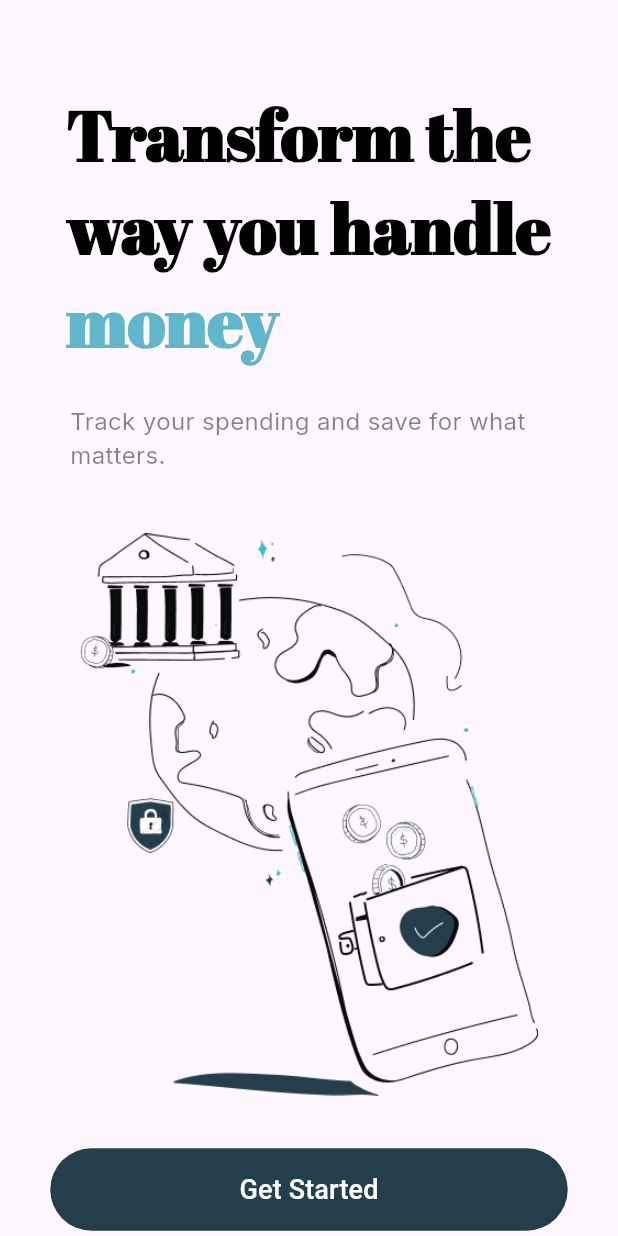
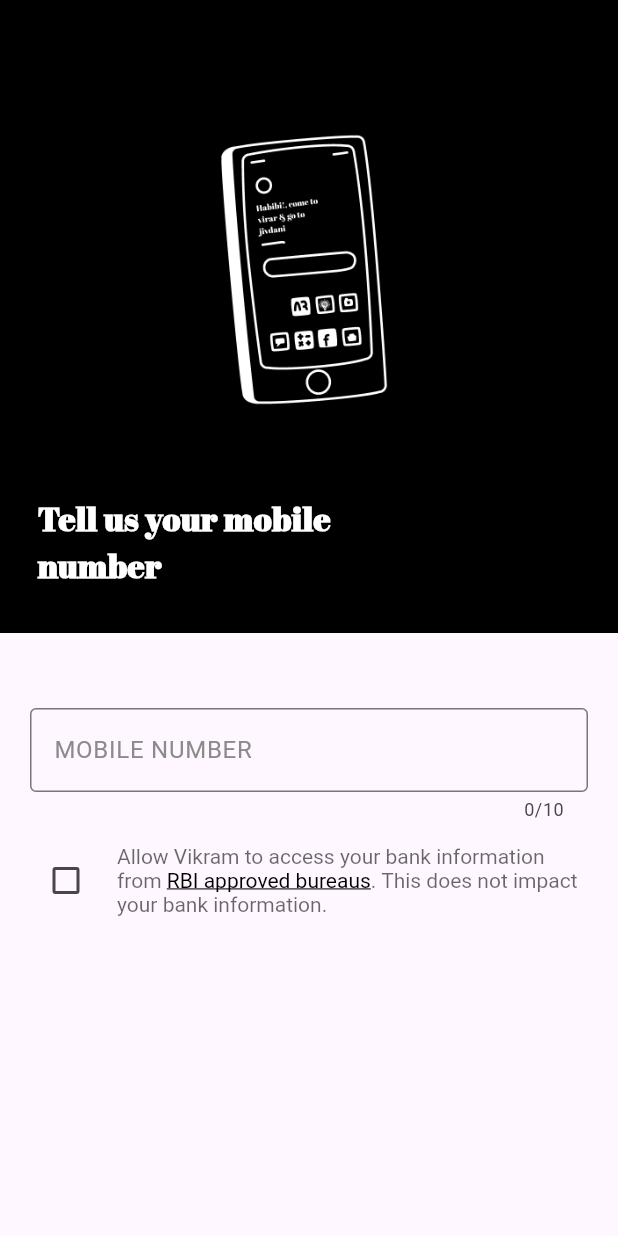
Before and after one commit to rajm2307/Payluminix, a Flutter app: the screen it shows after launch, after a tap on "Skip", on a phone screen of 412 x 824 dp. Run offline on Flutter 3.47's test engine with Material 3 defaults, Android fonts, the light colour scheme and no system bars; our stand-ins replace google_fonts, permission_handler, shared_preferences; missing offline and left inert: neopop.

Commit message:
conditions inserted

```diff
--- a/analysis_options.yaml
+++ b/analysis_options.yaml
@@ -7,6 +7,9 @@
 
 # The following line activates a set of recommended lints for Flutter apps,
 # packages, and plugins designed to encourage good coding practices.
+analyzer:
+  errors:
+    unrelated_type_equality_checks: ignore
 include: package:flutter_lints/flutter.yaml
 
 linter:
--- a/lib/essentials/primaryButton.dart
+++ b/lib/essentials/primaryButton.dart
@@ -1,14 +1,19 @@
 import 'package:flutter/material.dart';
+import 'package:neopop/widgets/buttons/neopop_tilted_button/neopop_tilted_button.dart';
 import 'package:payluminix/essentials/fonts.dart';
 
 class Primarybutton extends StatefulWidget {
   final String buttonText;
   final VoidCallback onButtonPressed;
+  final Color? backgroundColor;
+  final TextStyle? textStyle;
 
   const Primarybutton({
     super.key,
     required this.buttonText,
     required this.onButtonPressed,
+    this.backgroundColor,
+    this.textStyle,
   });
 
   @override
@@ -23,14 +28,13 @@ class _PrimarybuttonState extends State<Primarybutton> {
       height: 55,
       child: TextButton(
         style: ButtonStyle(
-          backgroundColor: WidgetStateProperty.all<Color>(
-            const Color.fromRGBO(36, 62, 76, 1),
-          ),
+          backgroundColor: MaterialStateProperty.all<Color>(
+              widget.backgroundColor ?? const Color.fromRGBO(36, 62, 76, 1)),
         ),
         onPressed: widget.onButtonPressed,
         child: Text(
           widget.buttonText,
-          style: const TextStyle(color: Colors.white, fontSize: 18),
+          style: widget.textStyle ?? const TextStyle(color: Colors.white, fontSize: 18),
         ),
       ),
     );
--- a/lib/main.dart
+++ b/lib/main.dart
@@ -1,9 +1,5 @@
 import 'package:flutter/material.dart';
-import 'package:payluminix/essentials/primaryButton.dart';
-import 'package:payluminix/screens/earnCashBack.dart';
-import 'package:payluminix/screens/handleMoney.dart';
-import 'package:payluminix/screens/manageMoney.dart';
-import 'package:payluminix/screens/tell_us_your_mobile_no.dart';
+import 'package:payluminix/screens/splash.dart';
 
 void main() {
   runApp(const MyApp());
@@ -12,17 +8,67 @@ void main() {
 class MyApp extends StatelessWidget {
   const MyApp({super.key});
 
-  // This widget is the root of your application.
   @override
   Widget build(BuildContext context) {
     return MaterialApp(
-      title: 'Flutter Demo',
-      theme: ThemeData(
-        colorScheme: ColorScheme.fromSeed(seedColor: Colors.deepPurple),
-        useMaterial3: true,
-      ),
+      title: 'Pay Luminix',
       debugShowCheckedModeBanner: false,
-      home: EarnCashBack(),
+      home: SplashScreen(),
     );
   }
 }
+
+
+
+
+
+
+// import 'package:flutter/material.dart';
+
+// class Primarybutton extends StatefulWidget {
+//   final String buttonText;
+//   final VoidCallback onButtonPressed;
+//   final bool isChecked; // New boolean to control the style
+
+//   const Primarybutton({
+//     super.key,
+//     required this.buttonText,
+//     required this.onButtonPressed,
+//     required this.isChecked, // Pass the isChecked state here
+//   });
+
+//   @override
+//   _PrimarybuttonState createState() => _PrimarybuttonState();
+// }
+
+// class _PrimarybuttonState extends State<Primarybutton> {
+//   @override
+//   Widget build(BuildContext context) {
+//     // Conditional styling based on the isChecked property
+//     Color backgroundColor;
+//     TextStyle textStyle;
+
+//     if (widget.isChecked) {
+//       backgroundColor = Colors.green; // Change background color if checked
+//       textStyle = const TextStyle(color: Colors.white, fontSize: 20, fontWeight: FontWeight.bold);
+//     } else {
+//       backgroundColor = Colors.grey; // Default color when not checked
+//       textStyle = const TextStyle(color: Colors.white, fontSize: 18);
+//     }
+
+//     return SizedBox(
+//       width: 345,
+//       height: 55,
+//       child: TextButton(
+//         style: ButtonStyle(
+//           backgroundColor: MaterialStateProperty.all<Color>(backgroundColor),
+//         ),
+//         onPressed: widget.onButtonPressed,
+//         child: Text(
+//           widget.buttonText,
+//           style: textStyle,
+//         ),
+//       ),
+//     );
+//   }
+// }
--- /dev/null
+++ b/lib/screens/ConditionalPrimaryButton.dart
@@ -0,0 +1,39 @@
+import 'package:flutter/material.dart';
+import 'package:payluminix/essentials/primaryButton.dart';
+
+class ConditionalPrimaryButton extends StatelessWidget {
+  final String buttonText;
+  final VoidCallback onButtonPressed;
+  final bool isChecked;
+  final bool validMobile;
+
+  const ConditionalPrimaryButton({
+    super.key,
+    required this.buttonText,
+    required this.onButtonPressed,
+    required this.isChecked,
+    required this.validMobile,
+  });
+
+  @override
+  Widget build(BuildContext context) {
+    Color backgroundColor;
+    TextStyle textStyle;
+
+    if (isChecked && validMobile) {
+      backgroundColor = Color.fromRGBO(36, 62, 76, 1);
+      textStyle = const TextStyle(
+          color: Colors.white, fontSize: 20, fontWeight: FontWeight.bold);
+    } else {
+      backgroundColor = Colors.grey;
+      textStyle = const TextStyle(color: Colors.white, fontSize: 18);
+    }
+
+    return Primarybutton(
+      buttonText: buttonText,
+      onButtonPressed: onButtonPressed,
+      backgroundColor: backgroundColor,
+      textStyle: textStyle,
+    );
+  }
+}
--- a/lib/screens/earnCashBack.dart
+++ b/lib/screens/earnCashBack.dart
@@ -2,8 +2,9 @@ import 'package:flutter/material.dart';
 import 'package:payluminix/essentials/fonts.dart';
 import 'package:payluminix/essentials/primaryButton.dart';
 import 'package:payluminix/essentials/text_and_images.dart';
-import 'package:payluminix/screens/handleMoney.dart';
 import 'package:payluminix/screens/manageMoney.dart';
+import 'package:payluminix/screens/tell_us_your_mobile_no.dart';
+import 'package:shared_preferences/shared_preferences.dart';
 
 class EarnCashBack extends StatefulWidget {
   const EarnCashBack({super.key});
@@ -13,6 +14,15 @@ class EarnCashBack extends StatefulWidget {
 }
 
 class _EarnCashBackState extends State<EarnCashBack> {
+
+    // Function to navigate to login page and save onboarding status
+  void _completeOnboarding() async {
+    SharedPreferences prefs = await SharedPreferences.getInstance();
+    await prefs.setBool('isFirstTimeUser', false);
+    Navigator.of(context).pushReplacement(
+      MaterialPageRoute(builder: (context) => LoginScreen()),
+    );
+  }
   @override
   Widget build(BuildContext context) {
     return Scaffold(
@@ -25,14 +35,7 @@ class _EarnCashBackState extends State<EarnCashBack> {
               Container(
                 margin: const EdgeInsets.only(right: 10.0),
                 child: TextButton(
-                  onPressed: () {
-                    Navigator.push(
-                      context,
-                      MaterialPageRoute(
-                        builder: (context) => Handlemoney(),
-                      ),
-                    );
-                  },
+                  onPressed: _completeOnboarding,
                   child: Text(
                     'Skip',
                     style: textStyles,
--- /dev/null
+++ b/lib/screens/splash.dart
@@ -0,0 +1,40 @@
+import 'package:flutter/material.dart';
+import 'package:payluminix/screens/earnCashBack.dart';
+import 'package:payluminix/screens/tell_us_your_mobile_no.dart';
+import 'package:shared_preferences/shared_preferences.dart';
+
+class SplashScreen extends StatefulWidget {
+  @override
+  _SplashScreenState createState() => _SplashScreenState();
+}
+
+class _SplashScreenState extends State<SplashScreen> {
+  bool? isFirstTimeUser;
+
+  @override
+  void initState() {
+    super.initState();
+    _checkFirstTimeUser();
+  }
+
+  // Check if the user is a first-time user using SharedPreferences
+  Future<void> _checkFirstTimeUser() async {
+    SharedPreferences prefs = await SharedPreferences.getInstance();
+    bool? firstTime = prefs.getBool('isFirstTimeUser') ??
+        true; // Default to true if not found
+    setState(() {
+      isFirstTimeUser = firstTime;
+    });
+  }
+
+  @override
+  Widget build(BuildContext context) {
+    if (isFirstTimeUser == null) {
+      return Scaffold(body: Center(child: CircularProgressIndicator()));
+    } else if (isFirstTimeUser == true) {
+      return const EarnCashBack();
+    } else {
+      return LoginScreen();
+    }
+  }
+}
--- a/lib/screens/tell_us_your_mobile_no.dart
+++ b/lib/screens/tell_us_your_mobile_no.dart
@@ -1,19 +1,33 @@
 import 'package:flutter/material.dart';
 import 'package:payluminix/essentials/fonts.dart';
 import 'package:payluminix/essentials/primaryButton.dart';
+import 'package:payluminix/screens/ConditionalPrimaryButton.dart';
 import 'package:payluminix/screens/handleMoney.dart';
 import 'package:payluminix/screens/showPermissionModal.dart';
 
-class MobileNumberScreen extends StatefulWidget {
+class LoginScreen extends StatefulWidget {
   @override
-  _MobileNumberScreenState createState() => _MobileNumberScreenState();
+  _LoginScreenState createState() => _LoginScreenState();
 }
 
-class _MobileNumberScreenState extends State<MobileNumberScreen> {
+class _LoginScreenState extends State<LoginScreen> {
   bool _isChecked = false;
-  final TextEditingController _controller = TextEditingController();
+  bool validMobile = false;
+
+  TextEditingController mobileController = TextEditingController();
 
   @override
+  void initState() {
+    super.initState();
+    mobileController.addListener(_validateMobileInput);
+  }
+
+  void _validateMobileInput() {
+    setState(() {
+      validMobile = RegExp(r'^[6-9]\d{9}$').hasMatch(mobileController.text);
+    });
+  }
+
   Widget build(BuildContext context) {
     return Scaffold(
       body: SingleChildScrollView(
@@ -32,7 +46,7 @@ class _MobileNumberScreenState extends State<MobileNumberScreen> {
                     height: 300,
                     color: Colors.white,
                   ),
-                  const SizedBox(height: 10),
+                  // const SizedBox(height: 10),
                   Row(
                     children: [
                       Container(
@@ -57,7 +71,8 @@ class _MobileNumberScreenState extends State<MobileNumberScreen> {
                 children: [
                   const SizedBox(height: 50),
                   TextField(
-                    controller: _controller,
+                    controller: mobileController,
+                    maxLength: 10,
                     keyboardType: TextInputType.number,
                     decoration: const InputDecoration(
                       labelText: 'MOBILE NUMBER',
@@ -67,7 +82,7 @@ class _MobileNumberScreenState extends State<MobileNumberScreen> {
                         borderSide: BorderSide(width: 1),
                       ),
                     ),
-                    style: TextStyle(
+                    style: const TextStyle(
                       fontFamily: 'Lobster',
                       fontSize: 16,
                       fontWeight: FontWeight.w500,
@@ -124,11 +139,32 @@ class _MobileNumberScreenState extends State<MobileNumberScreen> {
                   const SizedBox(height: 220),
                   // Next Button
                   Center(
-                    child: Primarybutton(
+                    child: ConditionalPrimaryButton(
                       onButtonPressed: () {
-                        showPermissionModal(context);
+                        if (mobileController.text == "") {
+                          ScaffoldMessenger.of(context)
+                              .showSnackBar(const SnackBar(
+                            content: Text('Please Enter Mobile Number'),
+                          ));
+                        } else if (_isChecked == false) {
+                          ScaffoldMessenger.of(context).showSnackBar(
+                            const SnackBar(
+                              content: Text('Please check the box to proceed'),
+                            ),
+                          );
+                        } else if (validMobile == false) {
+                          ScaffoldMessenger.of(context).showSnackBar(
+                            const SnackBar(
+                              content: Text('Please enter valid mobile number'),
+                            ),
+                          );
+                        } else {
+                          showPermissionModal(context);
+                        }
                       },
                       buttonText: 'Next',
+                      isChecked: _isChecked,
+                      validMobile: validMobile,
                     ),
                   )
                 ],
--- a/pubspec.yaml
+++ b/pubspec.yaml
@@ -31,12 +31,17 @@ dependencies:
   flutter:
     sdk: flutter
   google_fonts: 6.1.0
+  neopop: ^1.0.2
+  webview_flutter: ^4.0.0
+
 
 
 
   # The following adds the Cupertino Icons font to your application.
   # Use with the CupertinoIcons class for iOS style icons.
   cupertino_icons: ^1.0.8
+  permission_handler: ^11.3.1
+  shared_preferences: ^2.3.2
 
 dev_dependencies:
   flutter_test:
```
Also changed, not shown: lib/screens/handleMoney.dart (+11 -8 lines), lib/screens/manageMoney.dart (+14 -9 lines), lib/screens/otpPage.dart (added, +48 -0 lines), lib/screens/showPermissionModal.dart (+29 -2 lines), assets/images/Mobile-Apps--Streamline-Milano.svg.png, pubspec.lock, 5 other files.
